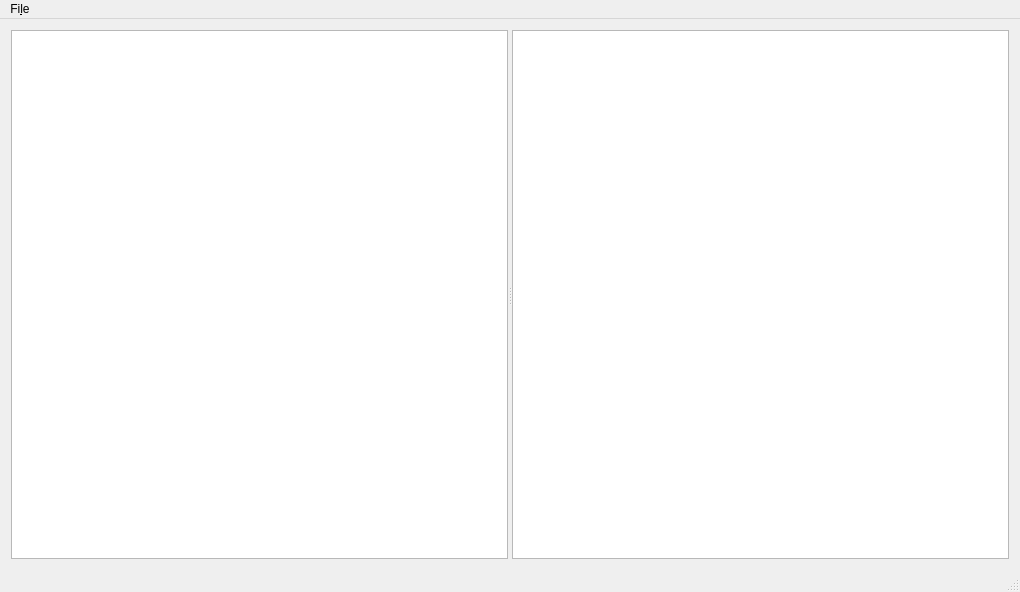
Qt form ui/mainwindow.ui (jlee975/cataloguing) before a commit.
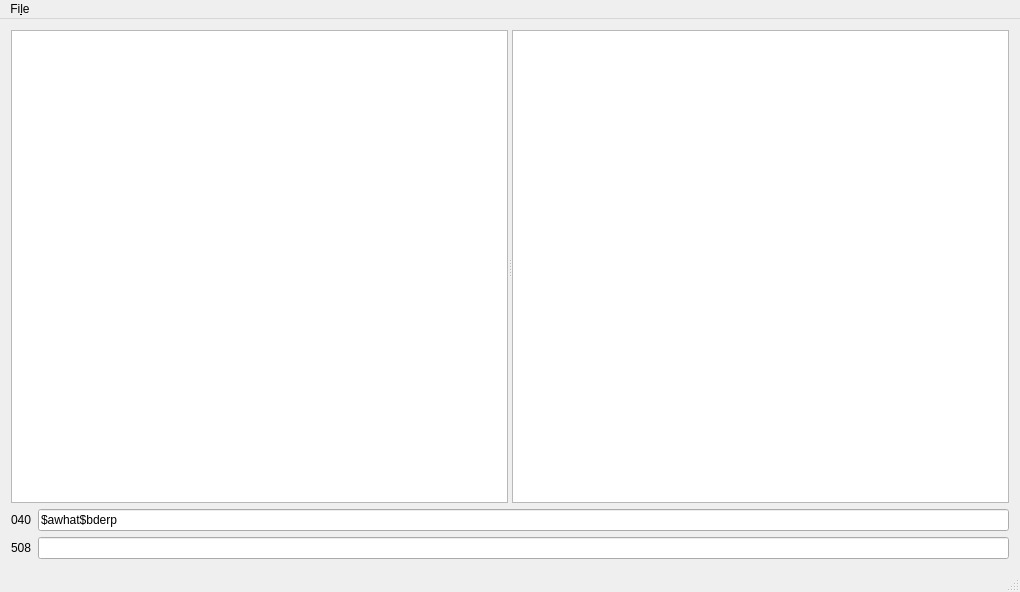
The same form after that commit. Custom widgets are drawn as their Qt base class.

The edit to the form file:
```diff
--- a/ui/mainwindow.ui
+++ b/ui/mainwindow.ui
@@ -28,6 +28,34 @@
       </widget>
      </widget>
     </item>
+    <item>
+     <layout class="QGridLayout" name="gridLayout">
+      <item row="0" column="1">
+       <widget class="FieldEdit" name="lineEdit">
+        <property name="text">
+         <string>$awhat$bderp</string>
+        </property>
+       </widget>
+      </item>
+      <item row="1" column="1">
+       <widget class="FieldEdit" name="lineEdit_2"/>
+      </item>
+      <item row="0" column="0">
+       <widget class="QLabel" name="label">
+        <property name="text">
+         <string>040</string>
+        </property>
+       </widget>
+      </item>
+      <item row="1" column="0">
+       <widget class="QLabel" name="label_2">
+        <property name="text">
+         <string>508</string>
+        </property>
+       </widget>
+      </item>
+     </layout>
+    </item>
    </layout>
   </widget>
   <widget class="QMenuBar" name="menuBar">
@@ -76,6 +104,13 @@
   </action>
  </widget>
  <layoutdefault spacing="6" margin="11"/>
+ <customwidgets>
+  <customwidget>
+   <class>FieldEdit</class>
+   <extends>QLineEdit</extends>
+   <header>fieldedit.h</header>
+  </customwidget>
+ </customwidgets>
  <resources/>
  <connections/>
 </ui>
```
